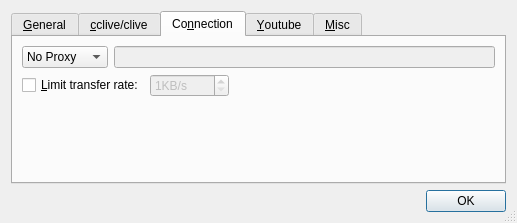
guendto/abby, file rc/prefsdlg.ui: the form before one commit.
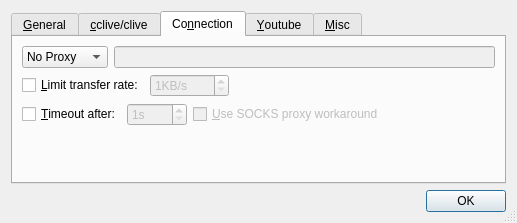
The form after the commit. The open tabs and pages were chosen to show the change. Icons and pictures are not drawn.

Commit message: Add support for --connect-timeout*.

What changed in the file:
```diff
--- a/rc/prefsdlg.ui
+++ b/rc/prefsdlg.ui
@@ -315,6 +315,70 @@
         </layout>
        </item>
        <item row="2" column="0" >
+        <layout class="QHBoxLayout" name="horizontalLayout_10" >
+         <item>
+          <widget class="QCheckBox" name="timeoutBox" >
+           <property name="minimumSize" >
+            <size>
+             <width>80</width>
+             <height>0</height>
+            </size>
+           </property>
+           <property name="toolTip" >
+            <string>Maximum time in seconds allowed the connection to the server to take.
+This limits only the connection phase.</string>
+           </property>
+           <property name="text" >
+            <string>&amp;Timeout after:</string>
+           </property>
+          </widget>
+         </item>
+         <item>
+          <widget class="QSpinBox" name="timeoutSpin" >
+           <property name="enabled" >
+            <bool>false</bool>
+           </property>
+           <property name="suffix" >
+            <string>s</string>
+           </property>
+           <property name="minimum" >
+            <number>1</number>
+           </property>
+           <property name="maximum" >
+            <number>9999</number>
+           </property>
+          </widget>
+         </item>
+         <item>
+          <widget class="QCheckBox" name="socksBox" >
+           <property name="enabled" >
+            <bool>false</bool>
+           </property>
+           <property name="toolTip" >
+            <string>Works around the known CURL SOCKS proxy bug by using
+CURLOPT_TIMEOUT instead of CURLOPT_CONNECTIMEOUT.</string>
+           </property>
+           <property name="text" >
+            <string>&amp;Use SOCKS proxy workaround</string>
+           </property>
+          </widget>
+         </item>
+         <item>
+          <spacer name="horizontalSpacer_3" >
+           <property name="orientation" >
+            <enum>Qt::Horizontal</enum>
+           </property>
+           <property name="sizeHint" stdset="0" >
+            <size>
+             <width>40</width>
+             <height>20</height>
+            </size>
+           </property>
+          </spacer>
+         </item>
+        </layout>
+       </item>
+       <item row="3" column="0" >
         <spacer name="verticalSpacer" >
          <property name="orientation" >
           <enum>Qt::Vertical</enum>
```
Left out of the diff: 22 changed lines with no effect on the pictures. The commit also changes 4 other files.
